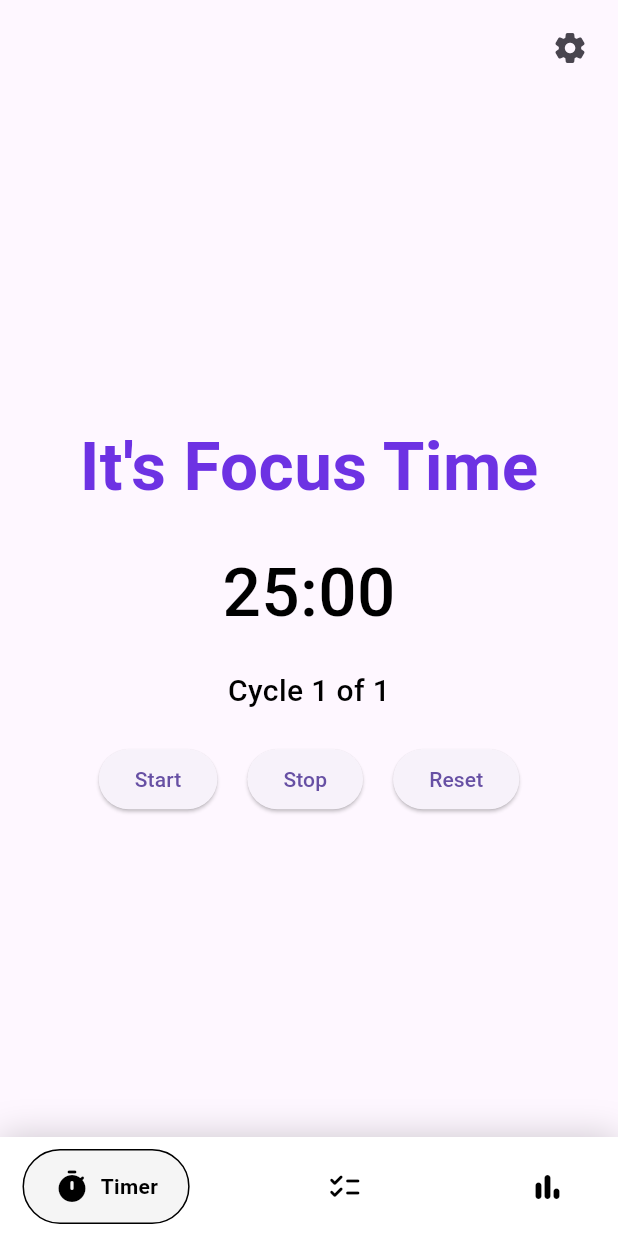
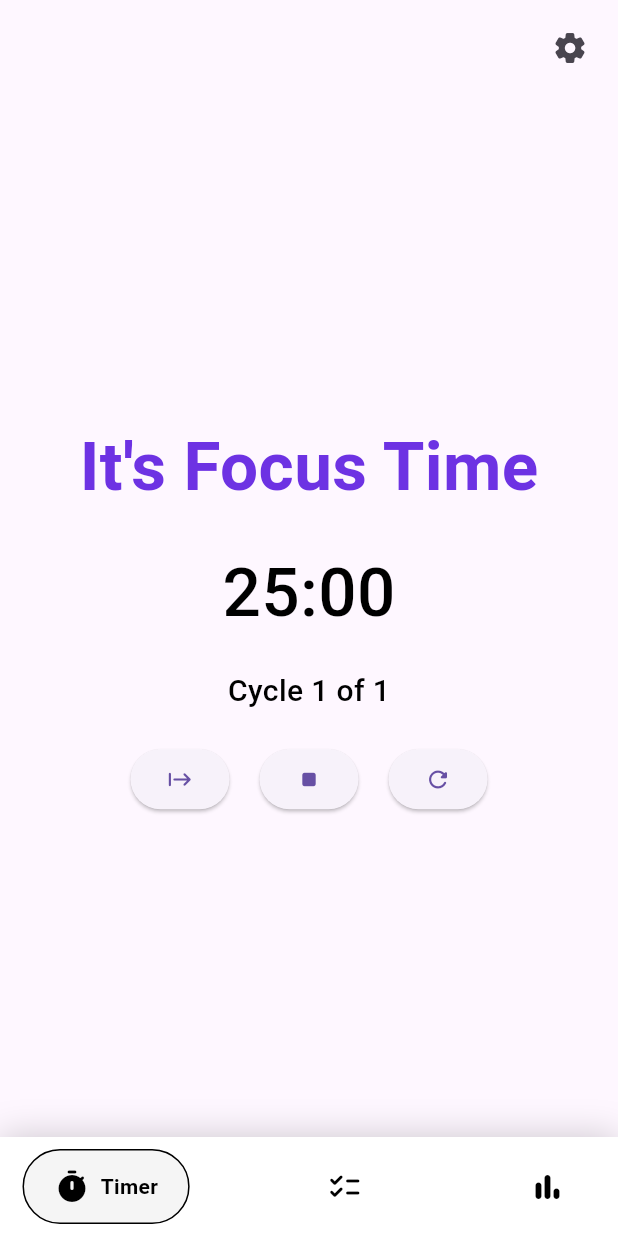
Before and after one commit to Arunhegde1231/pomato, a Flutter app: the screen it shows after launch, on a phone screen of 412 x 824 dp. Run offline on Flutter 3.47's test engine with Material 3 defaults, Android fonts, the phone set to English and light mode, and no system bars; drawn by our look-alikes of google_nav_bar; our stand-ins replace easy_date_timeline, fluttertoast, shared_preferences, sleek_circular_slider, sqflite; missing offline and left inert: flutter_settings_ui; accounts and stored records are empty.

Commit message:
Changed button text to icons.

```diff
--- a/lib/screens/timer/timerscreen.dart
+++ b/lib/screens/timer/timerscreen.dart
@@ -206,17 +206,17 @@ class _TimerScreenState extends State<TimerScreen> {
               ElevatedButton(
                 onPressed: isRunning ? _pauseResumeTimer : _startTimer,
                 child:
-                    Text(isRunning ? (isPaused ? 'Resume' : 'Pause') : 'Start'),
+                    Icon(isRunning ? (isPaused ? Icons.play_arrow_rounded : Icons.pause_rounded) : Icons.start_rounded),
               ),
               const SizedBox(width: 20),
               ElevatedButton(
                 onPressed: _stopTimer,
-                child: const Text('Stop'),
+                child: const Icon(Icons.stop_rounded),
               ),
               const SizedBox(width: 20),
               ElevatedButton(
                 onPressed: _resetTimer,
-                child: const Text('Reset'),
+                child: const Icon(Icons.refresh_rounded),
               ),
             ],
           ),
```
